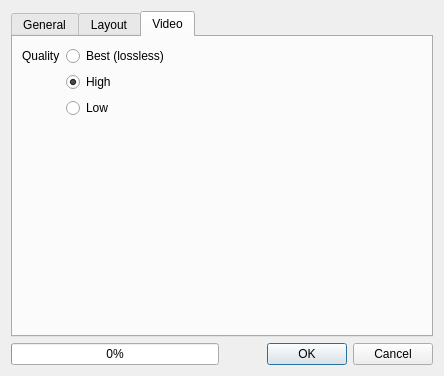
Old version of the form plugin/crayfish_animation_dialog_widget.ui in the repository lutraconsulting/qgis-crayfish-plugin.
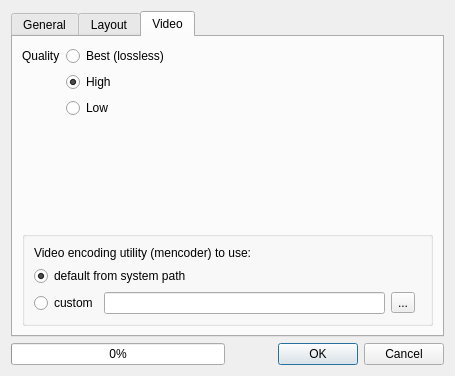
New version of the form. The open tabs and pages were chosen to show the change. Custom widgets are drawn as their Qt base class.

Commit message: Animation: Support for layouts from QGIS composer templates (.qpt)

What changed in the file:
```diff
--- a/plugin/crayfish_animation_dialog_widget.ui
+++ b/plugin/crayfish_animation_dialog_widget.ui
@@ -6,7 +6,7 @@
    <rect>
     <x>0</x>
     <y>0</y>
-    <width>444</width>
+    <width>455</width>
     <height>376</height>
    </rect>
   </property>
@@ -322,6 +322,62 @@
          </property>
         </widget>
        </item>
+       <item row="4" column="0" colspan="2">
+        <widget class="QGroupBox" name="groupBox">
+         <property name="flat">
+          <bool>true</bool>
+         </property>
+         <layout class="QGridLayout" name="gridLayout">
+          <item row="3" column="2">
+           <widget class="QToolButton" name="toolButton">
+            <property name="text">
+             <string>...</string>
+            </property>
+           </widget>
+          </item>
+          <item row="3" column="1">
+           <widget class="QLineEdit" name="lineEdit"/>
+          </item>
+          <item row="3" column="0">
+           <widget class="QRadioButton" name="radioButton_2">
+            <property name="text">
+             <string>custom</string>
+            </property>
+           </widget>
+          </item>
+          <item row="2" column="0" colspan="4">
+           <widget class="QRadioButton" name="radioButton">
+            <property name="text">
+             <string>default from system path</string>
+            </property>
+            <property name="checked">
+             <bool>true</bool>
+            </property>
+           </widget>
+          </item>
+          <item row="1" column="0" colspan="3">
+           <widget class="QLabel" name="label_9">
+            <property name="text">
+             <string>Video encoding utility (mencoder) to use:</string>
+            </property>
+           </widget>
+          </item>
+         </layout>
+        </widget>
+       </item>
+       <item row="3" column="1">
+        <spacer name="verticalSpacer">
+         <property name="orientation">
+          <enum>Qt::Vertical</enum>
+         </property>
+         <property name="sizeHint" stdset="0">
+          <size>
+           <width>20</width>
+           <height>500</height>
+          </size>
+         </property>
+        </spacer>
+       </item>
       </layout>
      </widget>
     </widget>
```
Left out of the diff: 46 changed lines with no effect on the pictures. The commit also changes 3 other files.
